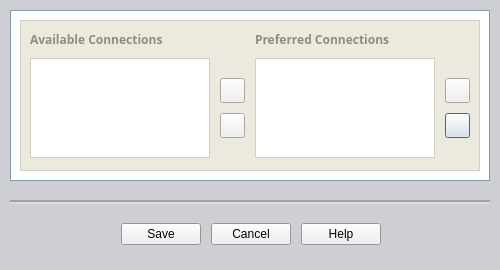
Qt form xsupplicant-ui/Skins/Default/WirelessPriorityWindow.ui (Zero3K/xsupplicant) before a commit.
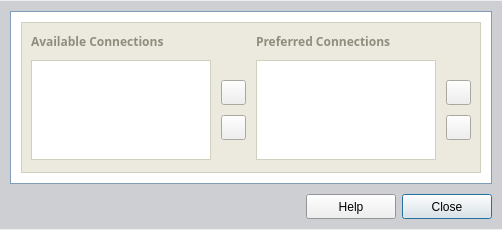
The same form after that commit. Icons and pictures are not drawn.

Commit message: clean up wireless priorities dialog

```diff
--- a/xsupplicant-ui/Skins/Default/WirelessPriorityWindow.ui
+++ b/xsupplicant-ui/Skins/Default/WirelessPriorityWindow.ui
@@ -8,21 +8,15 @@
    <rect>
     <x>0</x>
     <y>0</y>
-    <width>500</width>
-    <height>270</height>
+    <width>502</width>
+    <height>230</height>
    </rect>
   </property>
-  <property name="minimumSize" >
-   <size>
-    <width>500</width>
-    <height>270</height>
-   </size>
-  </property>
-  <property name="maximumSize" >
-   <size>
-    <width>500</width>
-    <height>270</height>
-   </size>
+  <property name="sizePolicy" >
+   <sizepolicy vsizetype="Fixed" hsizetype="Fixed" >
+    <horstretch>0</horstretch>
+    <verstretch>0</verstretch>
+   </sizepolicy>
   </property>
   <property name="windowTitle" >
    <string>Set and Order Preferred Wireless Connections - XSupplicant</string>
@@ -30,26 +24,29 @@
   <property name="windowIcon" >
    <iconset>icons/prod_color.png</iconset>
   </property>
+  <layout class="QVBoxLayout" >
+   <property name="spacing" >
+    <number>0</number>
+   </property>
+   <property name="leftMargin" >
+    <number>0</number>
+   </property>
+   <property name="topMargin" >
+    <number>0</number>
+   </property>
+   <property name="rightMargin" >
+    <number>0</number>
+   </property>
+   <property name="bottomMargin" >
+    <number>0</number>
+   </property>
+   <item>
   <widget class="QFrame" name="backgroundMain" >
-   <property name="geometry" >
-    <rect>
-     <x>0</x>
-     <y>0</y>
-     <width>500</width>
-     <height>270</height>
-    </rect>
-   </property>
-   <property name="minimumSize" >
-    <size>
-     <width>500</width>
-     <height>270</height>
-    </size>
-   </property>
-   <property name="maximumSize" >
-    <size>
-     <width>500</width>
-     <height>270</height>
-    </size>
+     <property name="sizePolicy" >
+      <sizepolicy vsizetype="Fixed" hsizetype="Fixed" >
+       <horstretch>0</horstretch>
+       <verstretch>0</verstretch>
+      </sizepolicy>
    </property>
    <property name="palette" >
     <palette>
@@ -127,276 +124,29 @@
    <property name="lineWidth" >
     <number>0</number>
    </property>
-   <widget class="QFrame" name="hLineLight" >
-    <property name="geometry" >
-     <rect>
-      <x>10</x>
-      <y>202</y>
-      <width>480</width>
-      <height>2</height>
-     </rect>
-    </property>
-    <property name="minimumSize" >
-     <size>
-      <width>480</width>
-      <height>2</height>
-     </size>
-    </property>
-    <property name="maximumSize" >
-     <size>
-      <width>480</width>
-      <height>2</height>
-     </size>
-    </property>
-    <property name="palette" >
-     <palette>
-      <active>
-       <colorrole role="WindowText" >
-        <brush brushstyle="SolidPattern" >
-         <color alpha="255" >
-          <red>218</red>
-          <green>219</green>
-          <blue>221</blue>
-         </color>
-        </brush>
-       </colorrole>
-       <colorrole role="Base" >
-        <brush brushstyle="SolidPattern" >
-         <color alpha="255" >
-          <red>255</red>
-          <green>255</green>
-          <blue>255</blue>
-         </color>
-        </brush>
-       </colorrole>
-       <colorrole role="Window" >
-        <brush brushstyle="SolidPattern" >
-         <color alpha="255" >
-          <red>218</red>
-          <green>219</green>
-          <blue>221</blue>
-         </color>
-        </brush>
-       </colorrole>
-      </active>
-      <inactive>
-       <colorrole role="WindowText" >
-        <brush brushstyle="SolidPattern" >
-         <color alpha="255" >
-          <red>218</red>
-          <green>219</green>
-          <blue>221</blue>
-         </color>
-        </brush>
-       </colorrole>
-       <colorrole role="Base" >
-        <brush brushstyle="SolidPattern" >
-         <color alpha="255" >
-          <red>255</red>
-          <green>255</green>
-          <blue>255</blue>
-         </color>
-        </brush>
-       </colorrole>
-       <colorrole role="Window" >
-        <brush brushstyle="SolidPattern" >
-         <color alpha="255" >
-          <red>218</red>
-          <green>219</green>
-          <blue>221</blue>
-         </color>
-        </brush>
-       </colorrole>
-      </inactive>
-      <disabled>
-       <colorrole role="WindowText" >
-        <brush brushstyle="SolidPattern" >
-         <color alpha="255" >
-          <red>119</red>
-          <green>119</green>
-          <blue>119</blue>
-         </color>
-        </brush>
-       </colorrole>
-       <colorrole role="Base" >
-        <brush brushstyle="SolidPattern" >
-         <color alpha="255" >
-          <red>218</red>
-          <green>219</green>
-          <blue>221</blue>
-         </color>
-        </brush>
-       </colorrole>
-       <colorrole role="Window" >
-        <brush brushstyle="SolidPattern" >
-         <color alpha="255" >
-          <red>218</red>
-          <green>219</green>
-          <blue>221</blue>
-         </color>
-        </brush>
-       </colorrole>
-      </disabled>
-     </palette>
-    </property>
-    <property name="frameShape" >
-     <enum>QFrame::Box</enum>
-    </property>
-    <property name="frameShadow" >
-     <enum>QFrame::Plain</enum>
-    </property>
-    <property name="lineWidth" >
-     <number>1</number>
-    </property>
-   </widget>
-   <widget class="QFrame" name="hLineDark" >
-    <property name="geometry" >
-     <rect>
-      <x>10</x>
-      <y>200</y>
-      <width>480</width>
-      <height>2</height>
-     </rect>
-    </property>
-    <property name="sizePolicy" >
-     <sizepolicy vsizetype="Fixed" hsizetype="Fixed" >
-      <horstretch>0</horstretch>
-      <verstretch>0</verstretch>
-     </sizepolicy>
-    </property>
-    <property name="minimumSize" >
-     <size>
-      <width>480</width>
-      <height>2</height>
-     </size>
-    </property>
-    <property name="maximumSize" >
-     <size>
-      <width>480</width>
-      <height>2</height>
-     </size>
-    </property>
-    <property name="palette" >
-     <palette>
-      <active>
-       <colorrole role="WindowText" >
-        <brush brushstyle="SolidPattern" >
-         <color alpha="255" >
-          <red>162</red>
-          <green>162</green>
-          <blue>165</blue>
-         </color>
-        </brush>
-       </colorrole>
-       <colorrole role="Base" >
-        <brush brushstyle="SolidPattern" >
-         <color alpha="255" >
-          <red>255</red>
-          <green>255</green>
-          <blue>255</blue>
-         </color>
-        </brush>
-       </colorrole>
-       <colorrole role="Window" >
-        <brush brushstyle="SolidPattern" >
-         <color alpha="255" >
-          <red>162</red>
-          <green>162</green>
-          <blue>165</blue>
-         </color>
-        </brush>
-       </colorrole>
-      </active>
-      <inactive>
-       <colorrole role="WindowText" >
-        <brush brushstyle="SolidPattern" >
-         <color alpha="255" >
-          <red>162</red>
-          <green>162</green>
-          <blue>165</blue>
-         </color>
-        </brush>
-       </colorrole>
-       <colorrole role="Base" >
-        <brush brushstyle="SolidPattern" >
-         <color alpha="255" >
-          <red>255</red>
-          <green>255</green>
-          <blue>255</blue>
-         </color>
-        </brush>
-       </colorrole>
-       <colorrole role="Window" >
-        <brush brushstyle="SolidPattern" >
-         <color alpha="255" >
-          <red>162</red>
-          <green>162</green>
-          <blue>165</blue>
-         </color>
-        </brush>
-       </colorrole>
-      </inactive>
-      <disabled>
-       <colorrole role="WindowText" >
-        <brush brushstyle="SolidPattern" >
-         <color alpha="255" >
-          <red>119</red>
-          <green>119</green>
-          <blue>119</blue>
-         </color>
-        </brush>
-       </colorrole>
-       <colorrole role="Base" >
-        <brush brushstyle="SolidPattern" >
-         <color alpha="255" >
-          <red>162</red>
-          <green>162</green>
-          <blue>165</blue>
-         </color>
-        </brush>
-       </colorrole>
-       <colorrole role="Window" >
-        <brush brushstyle="SolidPattern" >
-         <color alpha="255" >
-          <red>162</red>
-          <green>162</green>
-          <blue>165</blue>
-         </color>
-        </brush>
-       </colorrole>
-      </disabled>
-     </palette>
-    </property>
-    <property name="frameShape" >
-     <enum>QFrame::Box</enum>
-    </property>
-    <property name="frameShadow" >
-     <enum>QFrame::Plain</enum>
-    </property>
-    <property name="lineWidth" >
-     <number>1</number>
-    </property>
-   </widget>
+     <layout class="QVBoxLayout" >
+      <property name="spacing" >
+       <number>10</number>
+      </property>
+      <property name="leftMargin" >
+       <number>10</number>
+      </property>
+      <property name="topMargin" >
+       <number>10</number>
+      </property>
+      <property name="rightMargin" >
+       <number>10</number>
+      </property>
+      <property name="bottomMargin" >
+       <number>10</number>
+      </property>
+      <item>
    <widget class="QFrame" name="whiteFrameMain" >
-    <property name="geometry" >
-     <rect>
-      <x>10</x>
-      <y>10</y>
-      <width>480</width>
-      <height>171</height>
-     </rect>
-    </property>
-    <property name="minimumSize" >
-     <size>
-      <width>480</width>
-      <height>10</height>
-     </size>
-    </property>
-    <property name="maximumSize" >
-     <size>
-      <width>480</width>
-      <height>300</height>
-     </size>
+        <property name="sizePolicy" >
+         <sizepolicy vsizetype="Fixed" hsizetype="Fixed" >
+          <horstretch>0</horstretch>
+          <verstretch>0</verstretch>
+         </sizepolicy>
     </property>
     <property name="palette" >
      <palette>
@@ -501,25 +251,40 @@
     <property name="lineWidth" >
      <number>1</number>
     </property>
+        <layout class="QVBoxLayout" >
+         <property name="spacing" >
+          <number>0</number>
+         </property>
+         <property name="leftMargin" >
+          <number>10</number>
+         </property>
+         <property name="topMargin" >
+          <number>10</number>
+         </property>
+         <property name="rightMargin" >
+          <number>10</number>
+         </property>
+         <property name="bottomMargin" >
+          <number>10</number>
+         </property>
+         <item>
     <widget class="QFrame" name="dataFrameVersionInformation" >
-     <property name="geometry" >
-      <rect>
-       <x>10</x>
-       <y>10</y>
-       <width>460</width>
-       <height>151</height>
-      </rect>
+           <property name="sizePolicy" >
+            <sizepolicy vsizetype="Fixed" hsizetype="Fixed" >
+             <horstretch>0</horstretch>
+             <verstretch>0</verstretch>
+            </sizepolicy>
      </property>
      <property name="minimumSize" >
       <size>
        <width>460</width>
-       <height>120</height>
+             <height>151</height>
       </size>
      </property>
      <property name="maximumSize" >
       <size>
        <width>460</width>
-       <height>2048</height>
+             <height>151</height>
       </size>
      </property>
      <property name="palette" >
@@ -640,7 +405,7 @@
       <property name="font" >
        <font>
         <family>Schumacher Clean</family>
-        <pointsize>8</pointsize>
+              <pointsize>9</pointsize>
        </font>
       </property>
       <property name="autoFillBackground" >
@@ -677,6 +442,9 @@
       <property name="shortcut" >
        <string>Down, Ctrl+D</string>
       </property>
+            <property name="autoDefault" >
+             <bool>false</bool>
+            </property>
      </widget>
      <widget class="QPushButton" name="buttonUp" >
       <property name="geometry" >
@@ -702,6 +470,9 @@
       <property name="shortcut" >
        <string>Up, Ctrl+U</string>
       </property>
+            <property name="autoDefault" >
+             <bool>false</bool>
+            </property>
      </widget>
      <widget class="QPushButton" name="buttonRight" >
       <property name="geometry" >
@@ -727,6 +498,9 @@
       <property name="shortcut" >
        <string>Right, Ctrl+R</string>
       </property>
+            <property name="autoDefault" >
+             <bool>false</bool>
+            </property>
      </widget>
      <widget class="QPushButton" name="buttonLeft" >
       <property name="geometry" >
@@ -752,6 +526,9 @@
       <property name="shortcut" >
        <string>Left, Ctrl+L</string>
       </property>
+            <property name="autoDefault" >
+             <bool>false</bool>
+            </property>
      </widget>
      <widget class="QListWidget" name="dataFrameAvailableConnections" >
       <property name="geometry" >
@@ -770,7 +547,8 @@
       </property>
       <property name="font" >
        <font>
-        <pointsize>8</pointsize>
+              <family>Arial</family>
+              <pointsize>9</pointsize>
        </font>
       </property>
       <property name="autoFillBackground" >
@@ -923,6 +701,7 @@
       <property name="font" >
        <font>
         <family>Sans Serif</family>
+              <pointsize>9</pointsize>
         <weight>75</weight>
         <bold>true</bold>
        </font>
@@ -941,19 +720,14 @@
       </property>
      </widget>
     </widget>
-   </widget>
-   <widget class="QWidget" name="layoutWidget" >
-    <property name="geometry" >
-     <rect>
-      <x>10</x>
-      <y>220</y>
-      <width>481</width>
-      <height>28</height>
-     </rect>
-    </property>
+         </item>
+        </layout>
+       </widget>
+      </item>
+      <item>
     <layout class="QHBoxLayout" >
      <property name="spacing" >
-      <number>10</number>
+         <number>6</number>
      </property>
      <item>
       <spacer>
@@ -968,38 +742,6 @@
        </property>
       </spacer>
      </item>
-     <item>
-      <widget class="QPushButton" name="buttonSave" >
-       <property name="sizePolicy" >
-        <sizepolicy vsizetype="Fixed" hsizetype="Fixed" >
-         <horstretch>0</horstretch>
-         <verstretch>0</verstretch>
-        </sizepolicy>
-       </property>
-       <property name="text" >
-        <string>Save</string>
-       </property>
-       <property name="shortcut" >
-        <string>Ctrl+S</string>
-       </property>
-      </widget>
-     </item>
-     <item>
-      <widget class="QPushButton" name="buttonCancel" >
-       <property name="sizePolicy" >
-        <sizepolicy vsizetype="Fixed" hsizetype="Fixed" >
-         <horstretch>0</horstretch>
-         <verstretch>0</verstretch>
-        </sizepolicy>
-       </property>
-       <property name="text" >
-        <string>Cancel</string>
-       </property>
-       <property name="shortcut" >
-        <string>Ctrl+C</string>
-       </property>
-      </widget>
-     </item>
      <item>
       <widget class="QPushButton" name="buttonHelp" >
        <property name="sizePolicy" >
@@ -1008,30 +750,84 @@
          <verstretch>0</verstretch>
         </sizepolicy>
        </property>
+          <property name="minimumSize" >
+           <size>
+            <width>90</width>
+            <height>25</height>
+           </size>
+          </property>
+          <property name="maximumSize" >
+           <size>
+            <width>90</width>
+            <height>25</height>
+           </size>
+          </property>
+          <property name="font" >
+           <font>
+            <family>Arial</family>
+            <pointsize>9</pointsize>
+           </font>
+          </property>
        <property name="text" >
         <string>Help</string>
        </property>
        <property name="shortcut" >
         <string>Ctrl+H</string>
        </property>
+          <property name="autoDefault" >
+           <bool>false</bool>
+          </property>
       </widget>
      </item>
      <item>
-      <spacer>
-       <property name="orientation" >
-        <enum>Qt::Horizontal</enum>
-       </property>
-       <property name="sizeHint" >
+         <widget class="QPushButton" name="buttonClose" >
+          <property name="windowModality" >
+           <enum>Qt::WindowModal</enum>
+          </property>
+          <property name="sizePolicy" >
+           <sizepolicy vsizetype="Fixed" hsizetype="Fixed" >
+            <horstretch>0</horstretch>
+            <verstretch>0</verstretch>
+           </sizepolicy>
+          </property>
+          <property name="minimumSize" >
         <size>
-         <width>40</width>
-         <height>20</height>
-        </size>
-       </property>
-      </spacer>
-     </item>
-    </layout>
-   </widget>
-  </widget>
+            <width>90</width>
+            <height>25</height>
+           </size>
+          </property>
+          <property name="maximumSize" >
+           <size>
+            <width>90</width>
+            <height>25</height>
+           </size>
+          </property>
+          <property name="font" >
+           <font>
+            <family>Arial</family>
+            <pointsize>9</pointsize>
+           </font>
+          </property>
+          <property name="text" >
+           <string>Close</string>
+          </property>
+          <property name="shortcut" >
+           <string>Ctrl+C</string>
+          </property>
+          <property name="autoDefault" >
+           <bool>false</bool>
+          </property>
+          <property name="default" >
+           <bool>true</bool>
+          </property>
+         </widget>
+        </item>
+       </layout>
+      </item>
+     </layout>
+    </widget>
+   </item>
+  </layout>
  </widget>
  <tabstops>
   <tabstop>dataFrameAvailableConnections</tabstop>
```
Left out of the diff: 8 changed lines with no effect on the pictures. Lines whose indentation alone changed are shown as unchanged. The commit also changes 2 other files.
